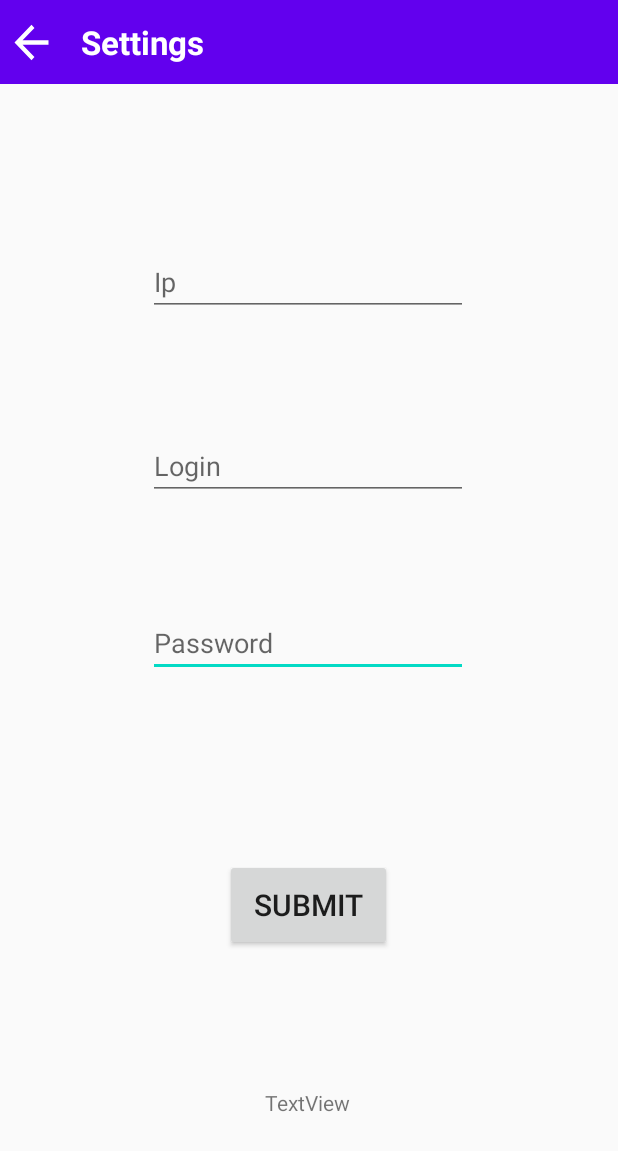
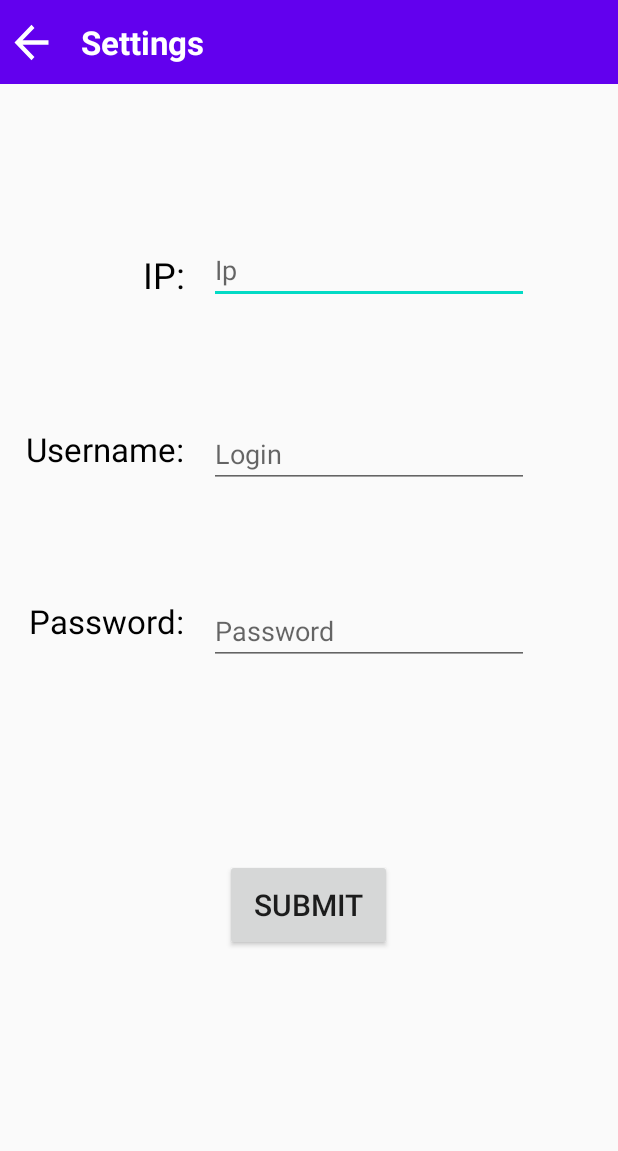
Before and after one commit to corneavlad98/HomeAutomationApp, an Android app: the CameraSettingsActivity screen opened directly, with no data from a screen before it, on a phone screen of 412 x 824 dp. Shown: the top 1151 px of the screen. Run offline under Robolectric (Android 15) with nearby library versions, the light colour scheme and no system bars.

Commit message:
Added some info to the camera settings fields

```diff
--- a/Android App/app/src/main/res/layout/activity_camera.xml
+++ b/Android App/app/src/main/res/layout/activity_camera.xml
@@ -78,6 +78,8 @@
         android:id="@+id/textViewTest1"
         android:layout_width="wrap_content"
         android:layout_height="wrap_content"
+        android:textColor="#171616"
+        android:visibility="invisible"
         app:layout_constraintBottom_toBottomOf="parent"
         app:layout_constraintEnd_toEndOf="parent"
         app:layout_constraintHorizontal_bias="0.152"
--- a/Android App/app/src/main/res/layout/activity_camera_settings.xml
+++ b/Android App/app/src/main/res/layout/activity_camera_settings.xml
@@ -44,43 +44,49 @@
         app:layout_constraintTop_toTopOf="@+id/toolbarCameraSettings" />
 
     <EditText
-        android:id="@+id/editTextPassword"
-        android:layout_width="wrap_content"
-        android:layout_height="wrap_content"
-        android:ems="10"
-        android:hint="Password"
-        app:layout_constraintBottom_toBottomOf="parent"
-        app:layout_constraintEnd_toEndOf="parent"
-        app:layout_constraintHorizontal_bias="0.497"
-        app:layout_constraintStart_toStartOf="parent"
-        app:layout_constraintTop_toTopOf="@+id/toolbarCameraSettings"
-        app:layout_constraintVertical_bias="0.521" />
-
-    <EditText
         android:id="@+id/editTextIP"
         android:layout_width="wrap_content"
         android:layout_height="wrap_content"
+        android:layout_marginStart="12dp"
+        android:layout_marginLeft="12dp"
         android:ems="10"
         android:hint="Ip"
         app:layout_constraintBottom_toBottomOf="parent"
         app:layout_constraintEnd_toEndOf="parent"
-        app:layout_constraintHorizontal_bias="0.497"
+        app:layout_constraintHorizontal_bias="0.681"
         app:layout_constraintStart_toStartOf="parent"
         app:layout_constraintTop_toTopOf="@+id/toolbarCameraSettings"
-        app:layout_constraintVertical_bias="0.212" />
+        app:layout_constraintVertical_bias="0.202" />
 
     <EditText
         android:id="@+id/editTextLogin"
         android:layout_width="wrap_content"
         android:layout_height="wrap_content"
+        android:layout_marginStart="12dp"
+        android:layout_marginLeft="12dp"
         android:ems="10"
         android:hint="Login"
         app:layout_constraintBottom_toBottomOf="parent"
         app:layout_constraintEnd_toEndOf="parent"
-        app:layout_constraintHorizontal_bias="0.497"
+        app:layout_constraintHorizontal_bias="0.681"
         app:layout_constraintStart_toStartOf="parent"
         app:layout_constraintTop_toTopOf="@+id/toolbarCameraSettings"
-        app:layout_constraintVertical_bias="0.37" />
+        app:layout_constraintVertical_bias="0.36" />
+
+    <EditText
+        android:id="@+id/editTextPassword"
+        android:layout_width="wrap_content"
+        android:layout_height="wrap_content"
+        android:layout_marginStart="12dp"
+        android:layout_marginLeft="12dp"
+        android:ems="10"
+        android:hint="Password"
+        app:layout_constraintBottom_toBottomOf="parent"
+        app:layout_constraintEnd_toEndOf="parent"
+        app:layout_constraintHorizontal_bias="0.681"
+        app:layout_constraintStart_toStartOf="parent"
+        app:layout_constraintTop_toTopOf="@+id/toolbarCameraSettings"
+        app:layout_constraintVertical_bias="0.511" />
 
     <Button
         android:id="@+id/submitButton"
@@ -99,7 +105,7 @@
         android:id="@+id/settingsTest"
         android:layout_width="wrap_content"
         android:layout_height="wrap_content"
-        android:text="TextView"
+        android:visibility="invisible"
         app:layout_constraintBottom_toBottomOf="parent"
         app:layout_constraintEnd_toEndOf="parent"
         app:layout_constraintHorizontal_bias="0.498"
@@ -107,4 +113,48 @@
         app:layout_constraintTop_toTopOf="parent"
         app:layout_constraintVertical_bias="0.901" />
 
+    <TextView
+        android:id="@+id/ipInfo"
+        android:layout_width="wrap_content"
+        android:layout_height="wrap_content"
+        android:layout_marginTop="14dp"
+        android:text="IP:"
+        android:textColor="#000000"
+        android:textSize="24sp"
+        app:layout_constraintBottom_toBottomOf="parent"
+        app:layout_constraintEnd_toStartOf="@+id/editTextIP"
+        app:layout_constraintHorizontal_bias="0.855"
+        app:layout_constraintStart_toStartOf="parent"
+        app:layout_constraintTop_toTopOf="parent"
+        app:layout_constraintVertical_bias="0.196" />
+
+    <TextView
+        android:id="@+id/loginInfo"
+        android:layout_width="wrap_content"
+        android:layout_height="wrap_content"
+        android:layout_marginTop="4dp"
+        android:text="Username:"
+        android:textColor="#000000"
+        android:textSize="22sp"
+        app:layout_constraintBottom_toBottomOf="parent"
+        app:layout_constraintEnd_toStartOf="@+id/editTextLogin"
+        app:layout_constraintStart_toStartOf="parent"
+        app:layout_constraintTop_toBottomOf="@+id/ipInfo"
+        app:layout_constraintVertical_bias="0.137" />
+
+    <TextView
+        android:id="@+id/loginInfo2"
+        android:layout_width="wrap_content"
+        android:layout_height="wrap_content"
+        android:layout_marginTop="8dp"
+        android:text="Password:"
+        android:textColor="#000000"
+        android:textSize="22sp"
+        app:layout_constraintBottom_toBottomOf="parent"
+        app:layout_constraintEnd_toStartOf="@+id/editTextPassword"
+        app:layout_constraintHorizontal_bias="0.529"
+        app:layout_constraintStart_toStartOf="parent"
+        app:layout_constraintTop_toBottomOf="@+id/loginInfo"
+        app:layout_constraintVertical_bias="0.163" />
+
 </androidx.constraintlayout.widget.ConstraintLayout>
--- a/Android App/app/src/main/res/layout/activity_temperature.xml
+++ b/Android App/app/src/main/res/layout/activity_temperature.xml
@@ -91,7 +91,7 @@
         android:layout_height="wrap_content"
         android:text="Data received from DHT11 sensor"
         android:textColor="#292828"
-        android:textSize="18sp"
+        android:textSize="16sp"
         app:layout_constraintBottom_toBottomOf="parent"
         app:layout_constraintEnd_toEndOf="parent"
         app:layout_constraintStart_toStartOf="parent"
```
